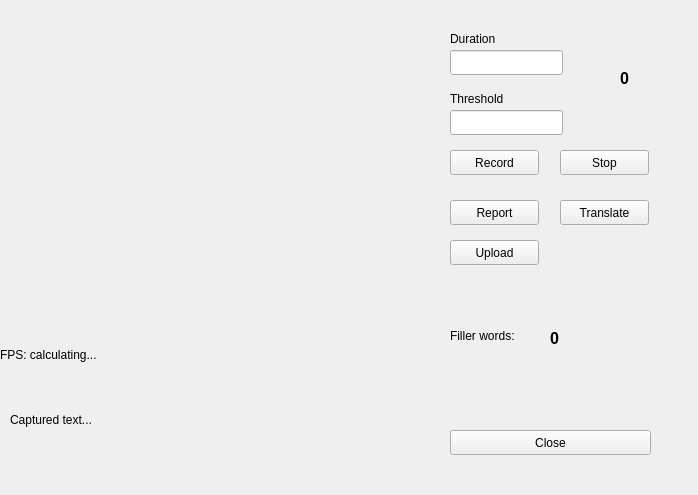
Before: the Qt Designer form main.ui in bluegene92/sane_project2, drawn with Qt 5.
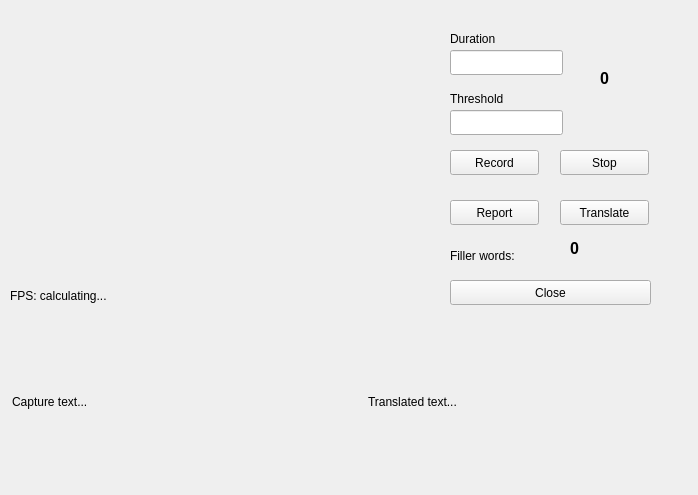
After: the same form once the commit is applied.

What changed in the file:
```diff
--- a/main.ui
+++ b/main.ui
@@ -135,19 +135,6 @@
     <string>Report</string>
    </property>
   </widget>
-  <widget class="QPushButton" name="uploadButton">
-   <property name="geometry">
-    <rect>
-     <x>450</x>
-     <y>240</y>
-     <width>89</width>
-     <height>25</height>
-    </rect>
-   </property>
-   <property name="text">
-    <string>Upload</string>
-   </property>
-  </widget>
   <widget class="QPushButton" name="translateButton">
    <property name="geometry">
     <rect>
@@ -165,7 +152,7 @@
    <property name="geometry">
     <rect>
      <x>450</x>
-     <y>320</y>
+     <y>240</y>
      <width>111</width>
      <height>31</height>
     </rect>
@@ -174,32 +161,13 @@
     <string>Filler words:</string>
    </property>
   </widget>
-  <widget class="QLabel" name="label_3">
-   <property name="geometry">
-    <rect>
-     <x>10</x>
-     <y>370</y>
-     <width>411</width>
-     <height>100</height>
-    </rect>
-   </property>
-   <property name="minimumSize">
-    <size>
-     <width>300</width>
-     <height>100</height>
-    </size>
-   </property>
-   <property name="text">
-    <string>Captured text...</string>
-   </property>
-  </widget>
   <widget class="QLabel" name="fps">
    <property name="geometry">
     <rect>
-     <x>0</x>
-     <y>330</y>
+     <x>10</x>
+     <y>280</y>
      <width>419</width>
-     <height>50</height>
+     <height>31</height>
     </rect>
    </property>
    <property name="maximumSize">
@@ -216,7 +184,7 @@
    <property name="geometry">
     <rect>
      <x>450</x>
-     <y>430</y>
+     <y>280</y>
      <width>201</width>
      <height>25</height>
     </rect>
@@ -228,7 +196,7 @@
   <widget class="QLabel" name="countDown">
    <property name="geometry">
     <rect>
-     <x>620</x>
+     <x>600</x>
      <y>70</y>
      <width>41</width>
      <height>17</height>
@@ -248,8 +216,8 @@
   <widget class="QLabel" name="fillerWordsCountLabel">
    <property name="geometry">
     <rect>
-     <x>550</x>
-     <y>330</y>
+     <x>570</x>
+     <y>240</y>
      <width>67</width>
      <height>17</height>
     </rect>
@@ -265,6 +233,38 @@
     <string>0</string>
    </property>
   </widget>
+  <widget class="QWidget" name="horizontalLayoutWidget">
+   <property name="geometry">
+    <rect>
+     <x>12</x>
+     <y>321</y>
+     <width>661</width>
+     <height>161</height>
+    </rect>
+   </property>
+   <layout class="QHBoxLayout" name="horizontalLayout">
+    <item>
+     <widget class="QLabel" name="captureTextLabel">
+      <property name="minimumSize">
+       <size>
+        <width>350</width>
+        <height>0</height>
+       </size>
+      </property>
+      <property name="text">
+       <string>Capture text...</string>
+      </property>
+     </widget>
+    </item>
+    <item>
+     <widget class="QLabel" name="translatedTextLabel">
+      <property name="text">
+       <string>Translated text...</string>
+      </property>
+     </widget>
+    </item>
+   </layout>
+  </widget>
  </widget>
  <resources/>
  <connections/>
```
Left out of the diff: 4 changed lines with no effect on the pictures.
